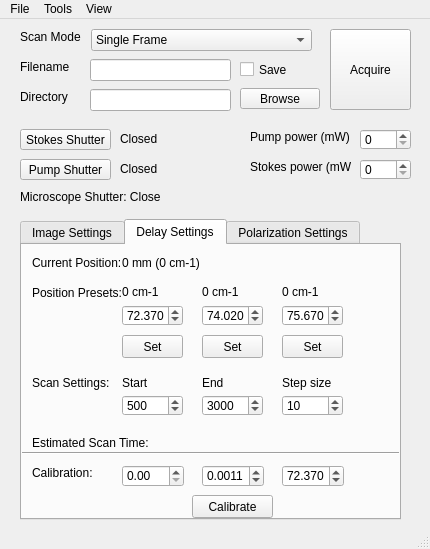
The window that hyperspecter/gui/hyperspecter_ui.ui (ToroidalVortex/Hyperspecter_Supercontinuum) describes before a commit, drawn with Qt 5.
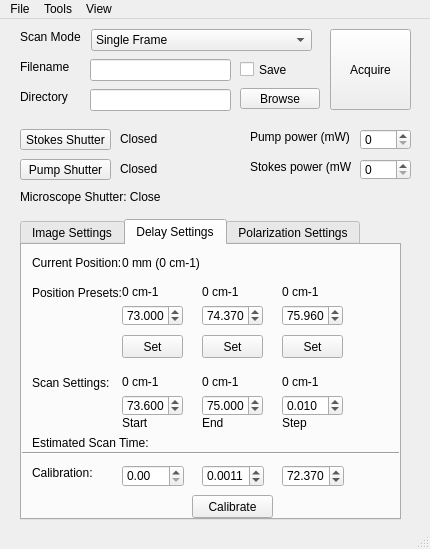
The same window after the commit. The open tabs and pages were chosen to show the change.

```diff
--- a/hyperspecter/gui/hyperspecter_ui.ui
+++ b/hyperspecter/gui/hyperspecter_ui.ui
@@ -608,7 +608,7 @@
       <property name="geometry">
        <rect>
         <x>100</x>
-        <y>130</y>
+        <y>170</y>
         <width>61</width>
         <height>16</height>
        </rect>
@@ -627,16 +627,19 @@
        </rect>
       </property>
       <property name="decimals">
-       <number>0</number>
+       <number>3</number>
       </property>
       <property name="minimum">
-       <double>0.000000000000000</double>
+       <double>30.000000000000000</double>
       </property>
       <property name="maximum">
-       <double>4000.000000000000000</double>
+       <double>120.000000000000000</double>
+      </property>
+      <property name="singleStep">
+       <double>0.010000000000000</double>
       </property>
       <property name="value">
-       <double>3000.000000000000000</double>
+       <double>75.000000000000000</double>
       </property>
      </widget>
      <widget class="QDoubleSpinBox" name="stepSizeWidget">
@@ -649,26 +652,26 @@
        </rect>
       </property>
       <property name="decimals">
-       <number>0</number>
+       <number>3</number>
       </property>
       <property name="minimum">
-       <double>1.000000000000000</double>
+       <double>0.001000000000000</double>
       </property>
       <property name="maximum">
-       <double>100.000000000000000</double>
+       <double>0.020000000000000</double>
       </property>
       <property name="singleStep">
        <double>1.000000000000000</double>
       </property>
       <property name="value">
-       <double>10.000000000000000</double>
+       <double>0.010000000000000</double>
       </property>
      </widget>
      <widget class="QLabel" name="scanEndLabel">
       <property name="geometry">
        <rect>
         <x>180</x>
-        <y>130</y>
+        <y>170</y>
         <width>61</width>
         <height>16</height>
        </rect>
@@ -687,29 +690,32 @@
        </rect>
       </property>
       <property name="decimals">
-       <number>0</number>
+       <number>3</number>
       </property>
       <property name="minimum">
-       <double>0.000000000000000</double>
+       <double>30.000000000000000</double>
       </property>
       <property name="maximum">
-       <double>4000.000000000000000</double>
+       <double>120.000000000000000</double>
+      </property>
+      <property name="singleStep">
+       <double>0.010000000000000</double>
       </property>
       <property name="value">
-       <double>500.000000000000000</double>
+       <double>73.599999999999994</double>
       </property>
      </widget>
      <widget class="QLabel" name="stepSizeLabel">
       <property name="geometry">
        <rect>
         <x>260</x>
-        <y>130</y>
+        <y>170</y>
         <width>61</width>
         <height>16</height>
        </rect>
       </property>
       <property name="text">
-       <string>Step size</string>
+       <string>Step</string>
       </property>
      </widget>
      <widget class="QLabel" name="estimatedScanTimeLabel">
@@ -760,7 +766,7 @@
        <double>0.010000000000000</double>
       </property>
       <property name="value">
-       <double>74.019999999999996</double>
+       <double>74.370000000000005</double>
       </property>
      </widget>
      <widget class="QDoubleSpinBox" name="delayStagePresetWidget2">
@@ -785,7 +791,7 @@
        <double>0.010000000000000</double>
       </property>
       <property name="value">
-       <double>75.670000000000002</double>
+       <double>75.959999999999994</double>
       </property>
      </widget>
      <widget class="QPushButton" name="delayStagePresetButton0">
@@ -840,16 +846,16 @@
        <number>3</number>
       </property>
       <property name="minimum">
-       <double>0.000000000000000</double>
+       <double>50.000000000000000</double>
       </property>
       <property name="maximum">
-       <double>2000.000000000000000</double>
+       <double>100.000000000000000</double>
       </property>
       <property name="singleStep">
        <double>0.010000000000000</double>
       </property>
       <property name="value">
-       <double>72.370000000000005</double>
+       <double>73.000000000000000</double>
       </property>
      </widget>
      <widget class="QPushButton" name="delayStagePresetButton1">
@@ -1011,6 +1017,45 @@
        <string>Calibrate</string>
       </property>
      </widget>
+     <widget class="QLabel" name="scanStartWavenumber">
+      <property name="geometry">
+       <rect>
+        <x>100</x>
+        <y>130</y>
+        <width>47</width>
+        <height>13</height>
+       </rect>
+      </property>
+      <property name="text">
+       <string>0 cm-1</string>
+      </property>
+     </widget>
+     <widget class="QLabel" name="scanEndWavenumber">
+      <property name="geometry">
+       <rect>
+        <x>180</x>
+        <y>130</y>
+        <width>47</width>
+        <height>13</height>
+       </rect>
+      </property>
+      <property name="text">
+       <string>0 cm-1</string>
+      </property>
+     </widget>
+     <widget class="QLabel" name="scanStepWavenumber">
+      <property name="geometry">
+       <rect>
+        <x>260</x>
+        <y>130</y>
+        <width>47</width>
+        <height>13</height>
+       </rect>
+      </property>
+      <property name="text">
+       <string>0 cm-1</string>
+      </property>
+     </widget>
     </widget>
     <widget class="QWidget" name="tab_3">
      <attribute name="title">
```
Left out of the diff: 12 changed lines with no effect on the pictures.
